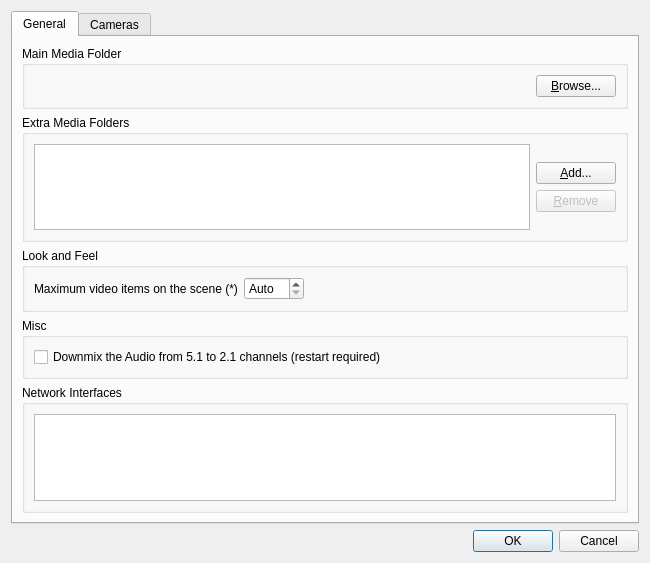
networkoptix/nx_open, file client/src/ui/preferences/preferences.ui: the form before one commit.
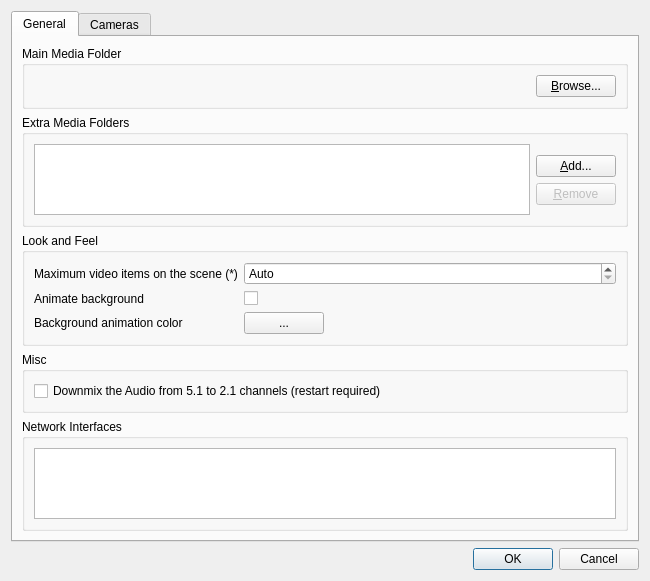
The form after the commit. Custom widgets are drawn as their Qt base class.

The edit to the form file:
```diff
--- a/client/src/ui/preferences/preferences.ui
+++ b/client/src/ui/preferences/preferences.ui
@@ -149,7 +149,10 @@
          <property name="title">
           <string>Look and Feel</string>
          </property>
-         <layout class="QGridLayout" name="gridLayout_2">
+         <layout class="QFormLayout" name="formLayout">
+          <property name="fieldGrowthPolicy">
+           <enum>QFormLayout::AllNonFixedFieldsGrow</enum>
+          </property>
           <item row="0" column="0">
            <widget class="QLabel" name="maxVideoItemsLabel">
             <property name="text">
@@ -188,7 +191,44 @@
             </property>
            </widget>
           </item>
-          <item row="0" column="2">
+          <item row="1" column="0">
+           <widget class="QLabel" name="animateBackgroundLabel">
+            <property name="text">
+             <string>Animate background</string>
+            </property>
+           </widget>
+          </item>
+          <item row="1" column="1">
+           <widget class="QCheckBox" name="animateBackgroundCheckBox">
+            <property name="text">
+             <string/>
+            </property>
+           </widget>
+          </item>
+          <item row="2" column="0">
+           <widget class="QLabel" name="backgroundColorLabel">
+            <property name="text">
+             <string>Background animation color</string>
+            </property>
+           </widget>
+          </item>
+          <item row="2" column="1">
+           <widget class="QWidget" name="widget" native="true">
+            <layout class="QHBoxLayout" name="horizontalLayout">
+             <property name="spacing">
+              <number>0</number>
+             </property>
+             <property name="margin">
+              <number>0</number>
+             </property>
+             <item>
+              <widget class="QtColorPicker" name="backgroundColorPicker">
+               <property name="text">
+                <string>...</string>
+               </property>
+              </widget>
+             </item>
+             <item>
            <spacer name="horizontalSpacer">
             <property name="orientation">
              <enum>Qt::Horizontal</enum>
@@ -204,6 +244,9 @@
          </layout>
         </widget>
        </item>
+         </layout>
+        </widget>
+       </item>
        <item>
         <widget class="QGroupBox" name="groupBox_10">
          <property name="title">
@@ -374,6 +417,13 @@
    </item>
   </layout>
  </widget>
+ <customwidgets>
+  <customwidget>
+   <class>QtColorPicker</class>
+   <extends>QPushButton</extends>
+   <header location="global">QtColorPicker</header>
+  </customwidget>
+ </customwidgets>
  <resources/>
  <connections>
   <connection>
```
Lines whose indentation alone changed are shown as unchanged.
